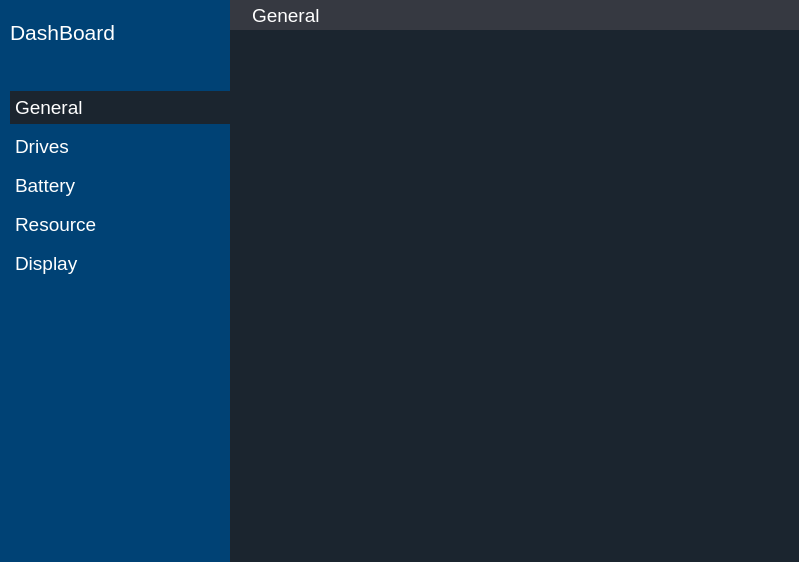
Before: the Qt Designer form app/dashboard/dashboard.ui in rahmanshaber/corebox, drawn with Qt 5.
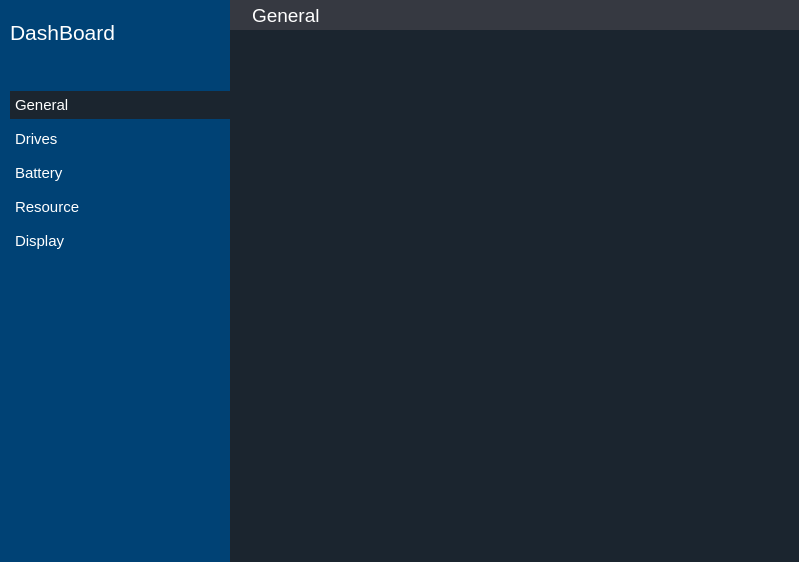
After: the same form once the commit is applied. Icons and pictures are not drawn.

What changed in the file:
```diff
--- a/app/dashboard/dashboard.ui
+++ b/app/dashboard/dashboard.ui
@@ -235,7 +235,7 @@
        <widget class="QPushButton" name="Bgeneral">
         <property name="font">
          <font>
-          <pointsize>14</pointsize>
+          <pointsize>11</pointsize>
          </font>
         </property>
         <property name="styleSheet">
@@ -274,7 +274,7 @@
        <widget class="QPushButton" name="Bdrives">
         <property name="font">
          <font>
-          <pointsize>14</pointsize>
+          <pointsize>11</pointsize>
          </font>
         </property>
         <property name="styleSheet">
@@ -313,7 +313,7 @@
        <widget class="QPushButton" name="Bbattery">
         <property name="font">
          <font>
-          <pointsize>14</pointsize>
+          <pointsize>11</pointsize>
          </font>
         </property>
         <property name="styleSheet">
@@ -352,7 +352,7 @@
        <widget class="QPushButton" name="Bresource">
         <property name="font">
          <font>
-          <pointsize>14</pointsize>
+          <pointsize>11</pointsize>
          </font>
         </property>
         <property name="styleSheet">
@@ -391,7 +391,7 @@
        <widget class="QPushButton" name="Bdisplay">
         <property name="font">
          <font>
-          <pointsize>14</pointsize>
+          <pointsize>11</pointsize>
          </font>
         </property>
         <property name="styleSheet">
```
